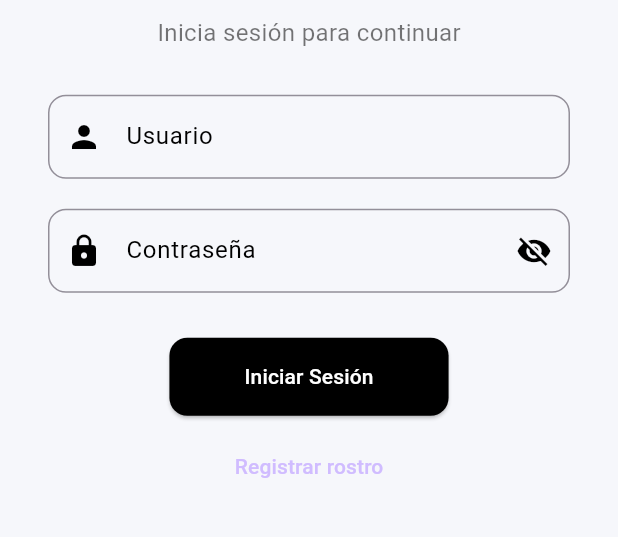
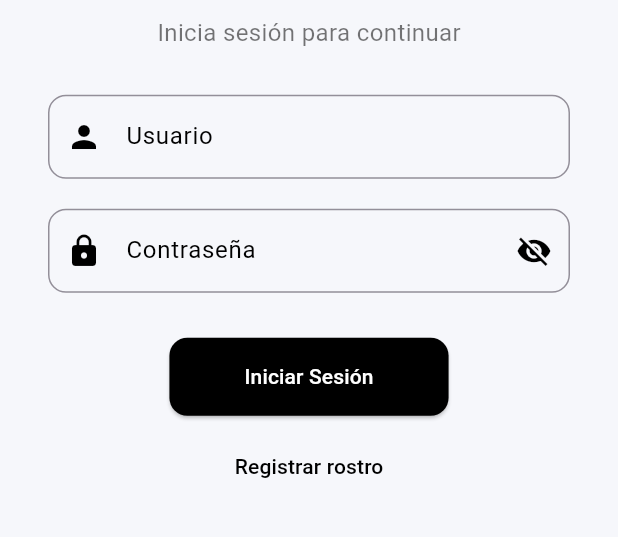
Before and after one commit to Kaneda8891/kaneda, a Flutter app: the screen it shows after launch, on a phone screen of 412 x 824 dp, the part 464-1001 px from its top. Run offline on Flutter 3.47's test engine with Material 3 defaults, Android fonts, the phone set to English and light mode, and no system bars; our stand-ins replace camera, cloud_firestore, firebase_core, font_awesome_flutter, shared_preferences; missing offline and left inert: tflite_flutter; accounts and stored records are empty.

Commit message:
Actualización del proyecto Flutter

```diff
--- a/lib/view/login/login_page.dart
+++ b/lib/view/login/login_page.dart
@@ -163,7 +163,10 @@ class _LoginPageState extends State<LoginPage> with WidgetsBindingObserver {
                       MaterialPageRoute(builder: (_) => const RegisterScreen()),
                     );
                   },
-                  child: const Text('Registrar rostro'),
+                  child: const Text(
+                    'Registrar rostro',
+                    style: TextStyle(color: Colors.black),
+                  ),
                 ),
             ],
           ),
```
Also changed, not shown: lib/screens/login_screen.dart (+8 -5 lines), lib/screens/register_screen.dart (+9 -0 lines).
